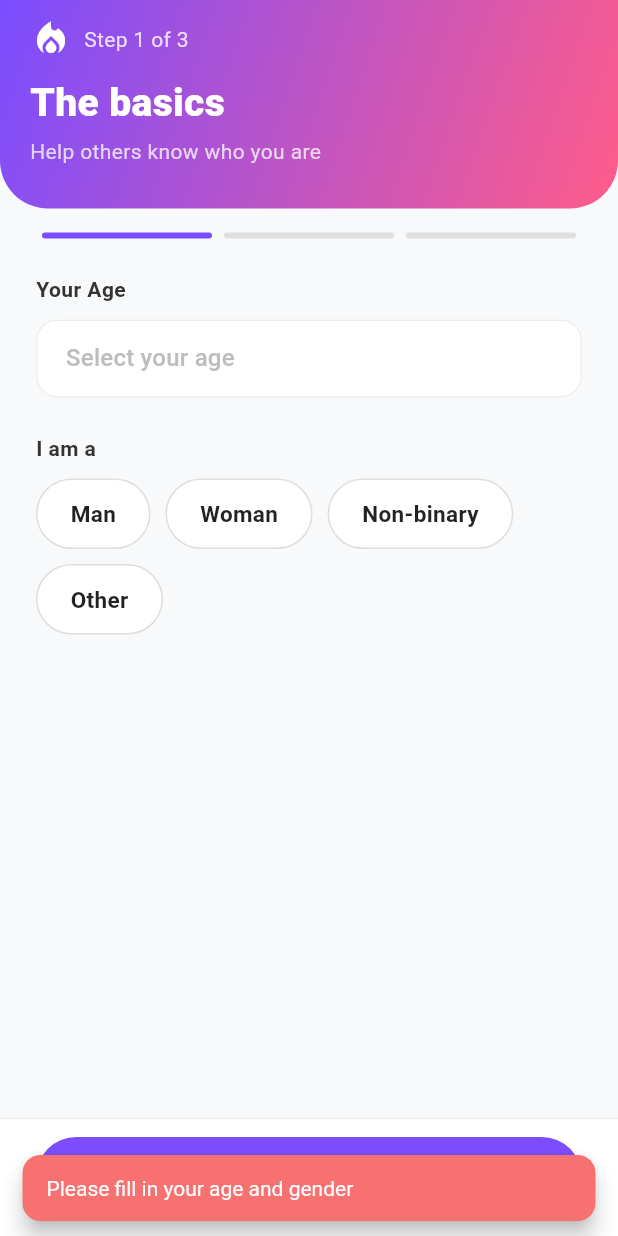
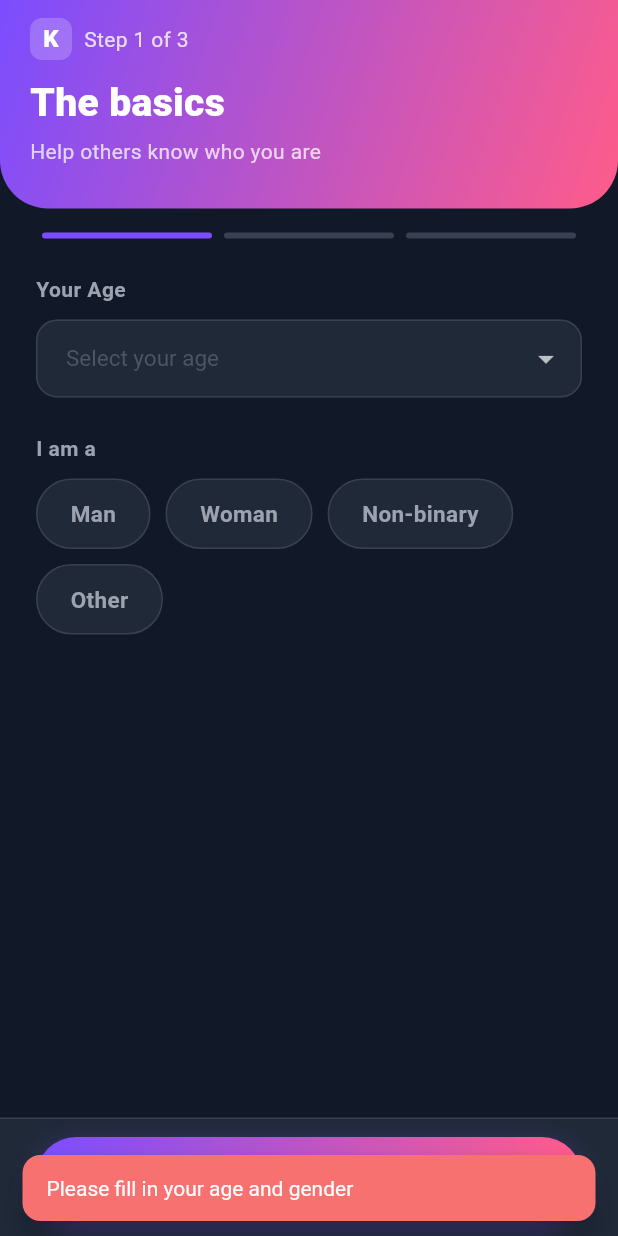
Before and after one commit to kdimri96/tinder-clone, a Flutter app: the CompleteProfileScreen screen opened by its route, after a tap on "Continue", on a phone screen of 412 x 824 dp. Run offline on Flutter 3.47's test engine with Material 3 defaults, Android fonts, the phone set to English and light mode, and no system bars; our stand-ins replace cached_network_image, dio, flutter_card_swiper, flutter_secure_storage, font_awesome_flutter, google_sign_in and 5 more; missing offline and left inert: flutter_facebook_auth, razorpay_flutter; accounts and stored records are empty; network calls fail; Roboto replaces fonts that are missing (SF Pro Display).

Commit message:
Apply KneedYou dark theme to all remaining screens and widgets
- CompleteProfileScreen: dark bg, gradient buttons, dark inputs, gradient gender chips
- ChatScreen: dark bg/surface, gradient send button, dark input bar
- MatchesScreen: dark match tiles, gradient title, gradient empty state icon
- ProfileScreen: dark bg, dark fields, gradient title, dark interest chips
- MatchModal: deep violet→rose gradient bg, glow ring around match text
- MessageBubble: my messages use primary→secondary gradient, theirs use surface2

Co-Authored-By: Claude Sonnet 4.6 <noreply@anthropic.com>

```diff
--- a/frontend/lib/screens/complete_profile_screen.dart
+++ b/frontend/lib/screens/complete_profile_screen.dart
@@ -17,7 +17,6 @@ class _CompleteProfileScreenState extends State<CompleteProfileScreen> {
   int _currentPage = 0;
   bool _isSaving = false;
 
-  // Form data
   final _bioController = TextEditingController();
   final _jobController = TextEditingController();
   final _schoolController = TextEditingController();
@@ -68,18 +67,9 @@ class _CompleteProfileScreenState extends State<CompleteProfileScreen> {
   }
 
   Future<void> _saveAndFinish() async {
-    if (_age == null) {
-      _showError('Please enter your age');
-      return;
-    }
-    if (_gender == null) {
-      _showError('Please select your gender');
-      return;
-    }
-    if (_uploadedPhotos.isEmpty) {
-      _showError('Please add at least one photo');
-      return;
-    }
+    if (_age == null) { _showError('Please enter your age'); return; }
+    if (_gender == null) { _showError('Please select your gender'); return; }
+    if (_uploadedPhotos.isEmpty) { _showError('Please add at least one photo'); return; }
 
     setState(() => _isSaving = true);
     try {
@@ -97,7 +87,7 @@ class _CompleteProfileScreenState extends State<CompleteProfileScreen> {
         context.read<AuthProvider>().updateUser(updatedUser);
         Navigator.pushReplacementNamed(context, '/home');
       }
-    } catch (e) {
+    } catch (_) {
       if (mounted) _showError('Failed to save profile. Try again.');
     } finally {
       if (mounted) setState(() => _isSaving = false);
@@ -106,12 +96,7 @@ class _CompleteProfileScreenState extends State<CompleteProfileScreen> {
 
   void _showError(String msg) {
     ScaffoldMessenger.of(context).showSnackBar(
-      SnackBar(
-        content: Text(msg),
-        backgroundColor: AppTheme.error,
-        behavior: SnackBarBehavior.floating,
-        shape: RoundedRectangleBorder(borderRadius: BorderRadius.circular(12)),
-      ),
+      SnackBar(content: Text(msg), backgroundColor: AppTheme.error),
     );
   }
 
@@ -133,7 +118,7 @@ class _CompleteProfileScreenState extends State<CompleteProfileScreen> {
   @override
   Widget build(BuildContext context) {
     return Scaffold(
-      backgroundColor: const Color(0xFFF8F9FA),
+      backgroundColor: AppTheme.background,
       body: Column(
         children: [
           _buildHeader(),
@@ -165,9 +150,9 @@ class _CompleteProfileScreenState extends State<CompleteProfileScreen> {
     ];
 
     return Container(
-      decoration: BoxDecoration(
+      decoration: const BoxDecoration(
         gradient: AppTheme.primaryGradient,
-        borderRadius: const BorderRadius.only(
+        borderRadius: BorderRadius.only(
           bottomLeft: Radius.circular(32),
           bottomRight: Radius.circular(32),
         ),
@@ -181,7 +166,18 @@ class _CompleteProfileScreenState extends State<CompleteProfileScreen> {
             children: [
               Row(
                 children: [
-                  const Icon(Icons.local_fire_department, color: Colors.white, size: 28),
+                  Container(
+                    width: 28,
+                    height: 28,
+                    decoration: BoxDecoration(
+                      borderRadius: BorderRadius.circular(8),
+                      color: Colors.white.withOpacity(0.2),
+                    ),
+                    child: const Center(
+                      child: Text('K',
+                          style: TextStyle(color: Colors.white, fontSize: 16, fontWeight: FontWeight.w900)),
+                    ),
+                  ),
                   const SizedBox(width: 8),
                   Text(
                     'Step ${_currentPage + 1} of 3',
@@ -192,11 +188,7 @@ class _CompleteProfileScreenState extends State<CompleteProfileScreen> {
               const SizedBox(height: 10),
               Text(
                 titles[_currentPage],
-                style: const TextStyle(
-                  color: Colors.white,
-                  fontSize: 26,
-                  fontWeight: FontWeight.w800,
-                ),
+                style: const TextStyle(color: Colors.white, fontSize: 26, fontWeight: FontWeight.w800),
               ),
               const SizedBox(height: 4),
               Text(
@@ -216,12 +208,13 @@ class _CompleteProfileScreenState extends State<CompleteProfileScreen> {
       child: Row(
         children: List.generate(3, (i) {
           return Expanded(
-            child: Container(
+            child: AnimatedContainer(
+              duration: const Duration(milliseconds: 300),
               margin: const EdgeInsets.symmetric(horizontal: 4),
               height: 4,
               decoration: BoxDecoration(
                 borderRadius: BorderRadius.circular(2),
-                color: i <= _currentPage ? AppTheme.primary : const Color(0xFFE0E0E0),
+                color: i <= _currentPage ? AppTheme.primary : AppTheme.surface2,
               ),
             ),
           );
@@ -229,8 +222,6 @@ class _CompleteProfileScreenState extends State<CompleteProfileScreen> {
       ),
     );
   }
-
-  // ── PAGE 1: BASICS ─────────────────────────────────────────────
 
   Widget _buildBasicsPage() {
     return SingleChildScrollView(
@@ -240,10 +231,7 @@ class _CompleteProfileScreenState extends State<CompleteProfileScreen> {
         children: [
           _SectionLabel(label: 'Your Age'),
           const SizedBox(height: 10),
-          _AgeSelector(
-            value: _age,
-            onChanged: (v) => setState(() => _age = v),
-          ),
+          _AgeSelector(value: _age, onChanged: (v) => setState(() => _age = v)),
           const SizedBox(height: 24),
           _SectionLabel(label: 'I am a'),
           const SizedBox(height: 10),
@@ -258,19 +246,29 @@ class _CompleteProfileScreenState extends State<CompleteProfileScreen> {
                   duration: const Duration(milliseconds: 200),
                   padding: const EdgeInsets.symmetric(horizontal: 22, vertical: 12),
                   decoration: BoxDecoration(
-                    color: selected ? AppTheme.primary : Colors.white,
+                    gradient: selected
+                        ? const LinearGradient(
+                            colors: [AppTheme.primary, AppTheme.secondary],
+                            begin: Alignment.centerLeft,
+                            end: Alignment.centerRight,
+                          )
+                        : null,
+                    color: selected ? null : AppTheme.surface,
                     borderRadius: BorderRadius.circular(30),
                     border: Border.all(
-                      color: selected ? AppTheme.primary : const Color(0xFFDEDEDE),
+                      color: selected ? AppTheme.primary : AppTheme.surface2,
                     ),
                     boxShadow: selected
-                        ? [BoxShadow(color: AppTheme.primary.withOpacity(0.3), blurRadius: 10, offset: const Offset(0, 4))]
+                        ? [BoxShadow(
+                            color: AppTheme.primary.withOpacity(0.35),
+                            blurRadius: 12,
+                            offset: const Offset(0, 4))]
                         : [],
                   ),
                   child: Text(
                     g,
                     style: TextStyle(
-                      color: selected ? Colors.white : Colors.black87,
+                      color: selected ? Colors.white : AppTheme.textMedium,
                       fontWeight: FontWeight.w600,
                       fontSize: 15,
                     ),
@@ -283,8 +281,6 @@ class _CompleteProfileScreenState extends State<CompleteProfileScreen> {
       ),
     );
   }
-
-  // ── PAGE 2: PHOTOS ─────────────────────────────────────────────
 
   Widget _buildPhotosPage() {
     return SingleChildScrollView(
@@ -311,8 +307,8 @@ class _CompleteProfileScreenState extends State<CompleteProfileScreen> {
                 child: Container(
                   decoration: BoxDecoration(
                     borderRadius: BorderRadius.circular(14),
-                    color: Colors.white,
-                    border: Border.all(color: const Color(0xFFEEEEEE)),
+                    color: AppTheme.surface,
+                    border: Border.all(color: AppTheme.surface2),
                     image: hasPhoto
                         ? DecorationImage(
                             image: NetworkImage(_uploadedPhotos[i]),
@@ -325,17 +321,11 @@ class _CompleteProfileScreenState extends State<CompleteProfileScreen> {
                       : Column(
                           mainAxisAlignment: MainAxisAlignment.center,
                           children: [
-                            Icon(Icons.add_circle_outline,
-                                color: AppTheme.primary, size: 32),
+                            Icon(Icons.add_circle_outline, color: AppTheme.primary, size: 32),
                             const SizedBox(height: 6),
-                            Text(
-                              'Add photo',
+                            Text('Add photo',
                                 style: TextStyle(
-                                color: AppTheme.primary,
-                                fontSize: 11,
-                                fontWeight: FontWeight.w500,
-                              ),
-                            ),
+                                    color: AppTheme.primary, fontSize: 11, fontWeight: FontWeight.w500)),
                           ],
                         ),
                 ),
@@ -352,8 +342,6 @@ class _CompleteProfileScreenState extends State<CompleteProfileScreen> {
     );
   }
 
-  // ── PAGE 3: ABOUT ──────────────────────────────────────────────
-
   Widget _buildAboutPage() {
     return SingleChildScrollView(
       padding: const EdgeInsets.symmetric(horizontal: 24, vertical: 8),
@@ -366,24 +354,24 @@ class _CompleteProfileScreenState extends State<CompleteProfileScreen> {
             controller: _bioController,
             maxLines: 3,
             maxLength: 500,
-            style: const TextStyle(fontSize: 15),
+            style: const TextStyle(fontSize: 15, color: AppTheme.textDark),
             decoration: InputDecoration(
               hintText: 'Tell others about yourself...',
-              hintStyle: TextStyle(color: Colors.grey.shade400),
+              hintStyle: const TextStyle(color: AppTheme.textLight),
               filled: true,
-              fillColor: Colors.white,
+              fillColor: AppTheme.surface,
               contentPadding: const EdgeInsets.all(16),
               border: OutlineInputBorder(
                 borderRadius: BorderRadius.circular(14),
-                borderSide: const BorderSide(color: Color(0xFFEEEEEE)),
+                borderSide: const BorderSide(color: AppTheme.surface2),
               ),
               enabledBorder: OutlineInputBorder(
                 borderRadius: BorderRadius.circular(14),
-                borderSide: const BorderSide(color: Color(0xFFEEEEEE)),
+                borderSide: const BorderSide(color: AppTheme.surface2),
               ),
               focusedBorder: OutlineInputBorder(
                 borderRadius: BorderRadius.circular(14),
-                borderSide: BorderSide(color: AppTheme.primary, width: 1.5),
+                borderSide: const BorderSide(color: AppTheme.primary, width: 1.5),
               ),
             ),
           ),
@@ -417,17 +405,17 @@ class _CompleteProfileScreenState extends State<CompleteProfileScreen> {
                   duration: const Duration(milliseconds: 200),
                   padding: const EdgeInsets.symmetric(horizontal: 16, vertical: 8),
                   decoration: BoxDecoration(
-                    color: selected ? AppTheme.primary.withOpacity(0.1) : Colors.white,
+                    color: selected ? AppTheme.primary.withOpacity(0.15) : AppTheme.surface,
                     borderRadius: BorderRadius.circular(20),
                     border: Border.all(
-                      color: selected ? AppTheme.primary : const Color(0xFFDEDEDE),
+                      color: selected ? AppTheme.primary : AppTheme.surface2,
                       width: selected ? 1.5 : 1,
                     ),
                   ),
                   child: Text(
                     interest,
                     style: TextStyle(
-                      color: selected ? AppTheme.primary : Colors.black87,
+                      color: selected ? AppTheme.primary : AppTheme.textMedium,
                       fontSize: 13,
                       fontWeight: selected ? FontWeight.w600 : FontWeight.w400,
                     ),
@@ -447,37 +435,49 @@ class _CompleteProfileScreenState extends State<CompleteProfileScreen> {
     return Container(
       padding: EdgeInsets.fromLTRB(24, 12, 24, MediaQuery.of(context).padding.bottom + 12),
       decoration: const BoxDecoration(
-        color: Colors.white,
-        border: Border(top: BorderSide(color: Color(0xFFEEEEEE))),
+        color: AppTheme.surface,
+        border: Border(top: BorderSide(color: AppTheme.surface2)),
       ),
       child: SizedBox(
         width: double.infinity,
         height: 54,
+        child: DecoratedBox(
+          decoration: BoxDecoration(
+            borderRadius: BorderRadius.circular(30),
+            gradient: const LinearGradient(
+              colors: [AppTheme.primary, AppTheme.secondary],
+              begin: Alignment.centerLeft,
+              end: Alignment.centerRight,
+            ),
+            boxShadow: [
+              BoxShadow(
+                color: AppTheme.primary.withOpacity(0.4),
+                blurRadius: 16,
+                offset: const Offset(0, 6),
+              ),
+            ],
+          ),
           child: ElevatedButton(
             onPressed: _isSaving ? null : _nextPage,
             style: ElevatedButton.styleFrom(
-            backgroundColor: AppTheme.primary,
-            foregroundColor: Colors.white,
+              backgroundColor: Colors.transparent,
+              shadowColor: Colors.transparent,
               shape: RoundedRectangleBorder(borderRadius: BorderRadius.circular(30)),
-            elevation: 0,
             ),
             child: _isSaving
-              ? const SizedBox(
-                  width: 22,
-                  height: 22,
-                  child: CircularProgressIndicator(strokeWidth: 2, color: Colors.white),
-                )
+                ? const SizedBox(width: 22, height: 22,
+                    child: CircularProgressIndicator(strokeWidth: 2, color: Colors.white))
                 : Text(
                     isLastPage ? 'Finish & Find Matches' : 'Continue',
-                  style: const TextStyle(fontSize: 16, fontWeight: FontWeight.w700),
+                    style: const TextStyle(
+                        fontSize: 16, fontWeight: FontWeight.w700, color: Colors.white),
+                  ),
           ),
         ),
       ),
     );
   }
 }
-
-// ── HELPER WIDGETS ─────────────────────────────────────────────────────────
 
 class _SectionLabel extends StatelessWidget {
   final String label;
@@ -490,7 +490,7 @@ class _SectionLabel extends StatelessWidget {
       style: const TextStyle(
         fontSize: 14,
         fontWeight: FontWeight.w700,
-        color: Color(0xFF333333),
+        color: AppTheme.textMedium,
         letterSpacing: 0.3,
       ),
     );
@@ -506,24 +506,24 @@ class _SimpleTextField extends StatelessWidget {
   Widget build(BuildContext context) {
     return TextField(
       controller: controller,
-      style: const TextStyle(fontSize: 15),
+      style: const TextStyle(fontSize: 15, color: AppTheme.textDark),
       decoration: InputDecoration(
         hintText: hint,
-        hintStyle: TextStyle(color: Colors.grey.shade400),
+        hintStyle: const TextStyle(color: AppTheme.textLight),
         filled: true,
-        fillColor: Colors.white,
+        fillColor: AppTheme.surface,
         contentPadding: const EdgeInsets.symmetric(horizontal: 16, vertical: 14),
         border: OutlineInputBorder(
           borderRadius: BorderRadius.circular(14),
-          borderSide: const BorderSide(color: Color(0xFFEEEEEE)),
+          borderSide: const BorderSide(color: AppTheme.surface2),
         ),
         enabledBorder: OutlineInputBorder(
           borderRadius: BorderRadius.circular(14),
-          borderSide: const BorderSide(color: Color(0xFFEEEEEE)),
+          borderSide: const BorderSide(color: AppTheme.surface2),
         ),
         focusedBorder: OutlineInputBorder(
           borderRadius: BorderRadius.circular(14),
-          borderSide: BorderSide(color: AppTheme.primary, width: 1.5),
+          borderSide: const BorderSide(color: AppTheme.primary, width: 1.5),
         ),
       ),
     );
@@ -539,22 +539,24 @@ class _AgeSelector extends StatelessWidget {
   Widget build(BuildContext context) {
     return DropdownButtonFormField<int>(
       value: value,
-      hint: Text('Select your age', style: TextStyle(color: Colors.grey.shade400)),
+      dropdownColor: AppTheme.surface,
+      hint: const Text('Select your age', style: TextStyle(color: AppTheme.textLight)),
+      style: const TextStyle(color: AppTheme.textDark, fontSize: 15),
       decoration: InputDecoration(
         filled: true,
-        fillColor: Colors.white,
+        fillColor: AppTheme.surface,
         contentPadding: const EdgeInsets.symmetric(horizontal: 16, vertical: 14),
         border: OutlineInputBorder(
           borderRadius: BorderRadius.circular(14),
-          borderSide: const BorderSide(color: Color(0xFFEEEEEE)),
+          borderSide: const BorderSide(color: AppTheme.surface2),
         ),
         enabledBorder: OutlineInputBorder(
           borderRadius: BorderRadius.circular(14),
-          borderSide: const BorderSide(color: Color(0xFFEEEEEE)),
+          borderSide: const BorderSide(color: AppTheme.surface2),
         ),
         focusedBorder: OutlineInputBorder(
           borderRadius: BorderRadius.circular(14),
-          borderSide: BorderSide(color: AppTheme.primary, width: 1.5),
+          borderSide: const BorderSide(color: AppTheme.primary, width: 1.5),
         ),
       ),
       items: List.generate(82, (i) => i + 18).map((age) {
```
Also changed, not shown: frontend/lib/screens/chat_screen.dart (+53 -33 lines), frontend/lib/screens/matches_screen.dart (+57 -25 lines), frontend/lib/screens/profile_screen.dart (+119 -81 lines), frontend/lib/widgets/match_modal.dart (+59 -46 lines), frontend/lib/widgets/message_bubble.dart (+21 -16 lines). Lines whose indentation alone changed are shown as unchanged.
